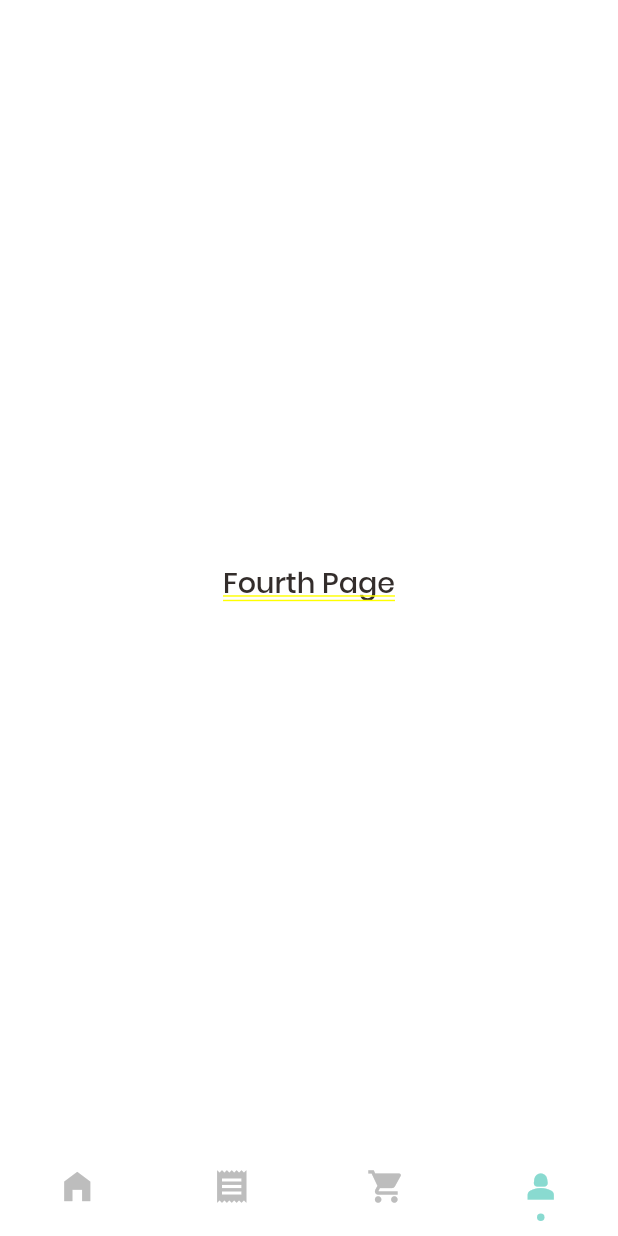
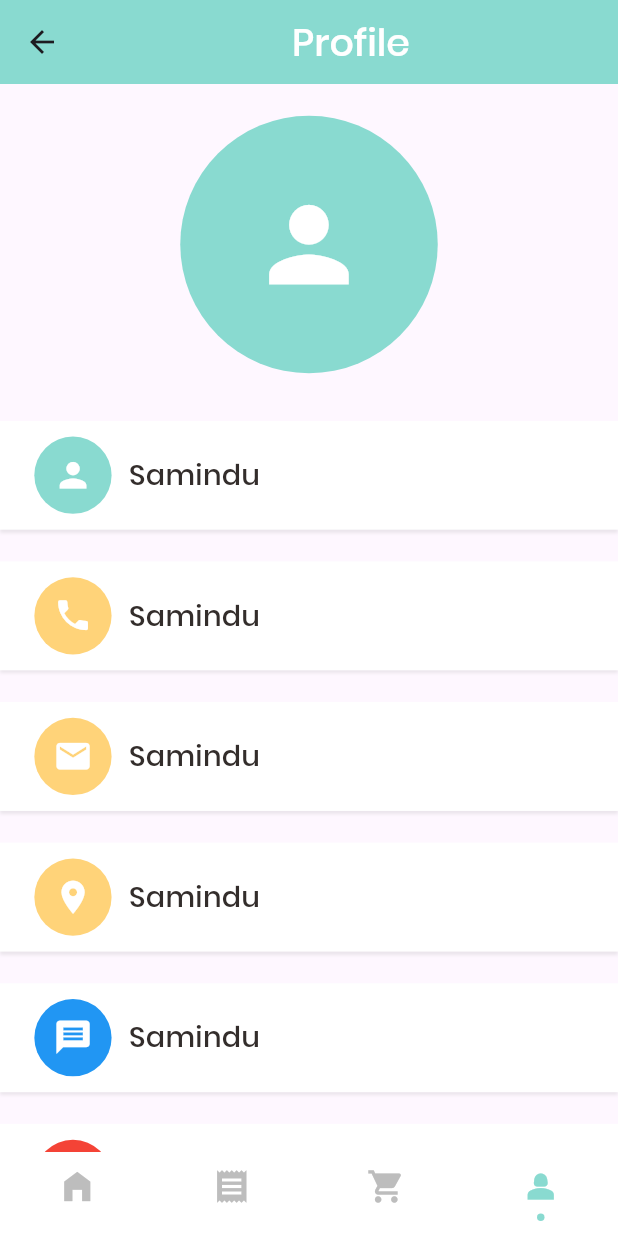
Before and after one commit to Samindu-Denuwan/yummy-Flutter-App, a Flutter app: the screen it shows after launch, item 4 of the bottom bar chosen, on a phone screen of 412 x 824 dp. Run offline on Flutter 3.47's test engine with Material 2 defaults, Android fonts, the phone set to English and light mode, and no system bars; drawn by our look-alikes of persistent_bottom_nav_bar_v2; our stand-ins replace badges, cached_network_image, dots_indicator, flutter_screenutil, get, lottie and 1 more; network calls fail.

Commit message:
Profile Screen ui Created

```diff
--- /dev/null
+++ b/lib/controllers/controllers.dart
@@ -0,0 +1,3 @@
+export 'cart_controller.dart';
+export 'popular_product_controller.dart';
+export 'recommended_product_controller.dart';
--- /dev/null
+++ b/lib/pages/account/account_page.dart
@@ -0,0 +1,101 @@
+import 'package:flutter/material.dart';
+import 'package:flutter_screenutil/flutter_screenutil.dart';
+import 'package:yummy/utils/colors.dart';
+import 'package:yummy/widgets/account_widget.dart';
+import 'package:yummy/widgets/app_icon.dart';
+import 'package:yummy/widgets/big_text.dart';
+
+class AccountPage extends StatelessWidget {
+  const AccountPage({Key? key}) : super(key: key);
+
+  @override
+  Widget build(BuildContext context) {
+    return Scaffold(
+      appBar: AppBar(
+        backgroundColor: AppColors.mainColor,
+        title: Center(
+          child: BigText(
+            text: "Profile",
+            size: 24, color: Colors.white,),
+        ),
+      ),
+      body: Container(
+        width: double.maxFinite,
+        margin: EdgeInsets.only(top: 20.h),
+        child: Column(
+          children: [
+            //profile Icon
+            AppIcon(icon: Icons.person,
+              backgroundColor: AppColors.mainColor,
+            iconColor: Colors.white, size: 150,iconSize: 75,),
+            SizedBox(height: 30.h,),
+            // Menu list
+            Expanded(
+
+              child: SingleChildScrollView(
+                child: Column(
+                  children: [
+                    //name
+                    AccountWidget(appIcon: AppIcon(
+                      icon: Icons.person,
+                      iconSize: 25,
+                      size: 45,
+                      iconColor: Colors.white,
+                      backgroundColor: AppColors.mainColor,),
+                        bigText: BigText(text: "Samindu")),
+                    SizedBox(height: 20.h,),
+                    //phone
+                    AccountWidget(appIcon: AppIcon(
+                      icon: Icons.phone,
+                      iconSize: 25,
+                      size: 45,
+                      iconColor: Colors.white,
+                      backgroundColor: AppColors.yellowColor,),
+                        bigText: BigText(text: "Samindu")),
+                    SizedBox(height: 20.h,),
+                    //email
+                    AccountWidget(appIcon: AppIcon(
+                      icon: Icons.email,
+                      iconSize: 25,
+                      size: 45,
+                      iconColor: Colors.white,
+                      backgroundColor: AppColors.yellowColor,),
+                        bigText: BigText(text: "Samindu")),
+                    SizedBox(height: 20.h,),
+                    //address
+                    AccountWidget(appIcon: AppIcon(
+                      icon: Icons.location_on,
+                      iconSize: 25,
+                      size: 45,
+                      iconColor: Colors.white,
+                      backgroundColor: AppColors.yellowColor,),
+                        bigText: BigText(text: "Samindu")),
+                    SizedBox(height: 20.h,),
+                    //message
+                    AccountWidget(appIcon: AppIcon(
+                      icon: Icons.message,
+                      iconSize: 25,
+                      size: 45,
+                      iconColor: Colors.white,
+                      backgroundColor: Colors.blue,),
+                        bigText: BigText(text: "Samindu")),
+                    SizedBox(height: 20.h,),
+                    //logout
+                    AccountWidget(appIcon: AppIcon(
+                      icon: Icons.logout,
+                      iconSize: 25,
+                      size: 45,
+                      iconColor: Colors.white,
+                      backgroundColor: Colors.red,),
+                        bigText: BigText(text: "Samindu")),
+                    SizedBox(height: 20.h,),
+                  ],
+                ),
+              ),
+            )
+          ],
+        ),
+      ),
+    );
+  }
+}
--- a/lib/pages/food/recomended_food_detail.dart
+++ b/lib/pages/food/recomended_food_detail.dart
@@ -101,6 +101,13 @@ class RecommendedFoodDetail extends StatelessWidget {
             expandedHeight: 300.h,
             flexibleSpace: FlexibleSpaceBar(
               background: CachedNetworkImage(imageUrl: AppConstants.BASE_URL+AppConstants.UPLOAD_URL+product.img!,
+                placeholder:(context, url) => SizedBox(
+                  width: 100.w,
+                  height: 100.h,
+                  child: const CircularProgressIndicator(
+                    color: AppColors.mainColor,
+                  ),
+                ),
                 width: double.maxFinite,
                 fit: BoxFit.cover,),
             ),
--- a/lib/pages/home/food_page_body.dart
+++ b/lib/pages/home/food_page_body.dart
@@ -127,7 +127,7 @@ class _FoodPageBodyState extends State<FoodPageBody> {
                             decoration: BoxDecoration(
                                 image:  DecorationImage(
                                   fit: BoxFit.cover,
-                                  image: NetworkImage(
+                                  image: CachedNetworkImageProvider(
                                       AppConstants.BASE_URL+AppConstants.UPLOAD_URL+recommendedProduct.recommendedProductList[index].img!
                                   ),
                                 ),
--- a/lib/pages/home/home_page.dart
+++ b/lib/pages/home/home_page.dart
@@ -5,6 +5,7 @@ import 'package:yummy/base/no_data_page.dart';
 import 'package:yummy/pages/cart/cart_history.dart';
 import 'package:yummy/pages/cart/cart_page.dart';
 import 'package:yummy/pages/home/main_food_page.dart';
+import 'package:yummy/pages/pages.dart';
 import 'package:yummy/widgets/big_text.dart';
 import '../../utils/colors.dart';
 import 'package:badges/badges.dart' as badges;
@@ -34,7 +35,7 @@ class _HomePageState extends State<HomePage> {
       const MainFoodPage(),
       const NoDataPage(text: "Your Cart is Empty"),
       const CartHistory(),
-      Center(child: BigText(text: "Fourth Page")),
+      const AccountPage(),
     ];
   }
 
--- a/lib/pages/home/main_food_page.dart
+++ b/lib/pages/home/main_food_page.dart
@@ -1,6 +1,8 @@
 import 'package:flutter/material.dart';
 import 'package:flutter/services.dart';
 import 'package:flutter_screenutil/flutter_screenutil.dart';
+import 'package:get/get.dart';
+import 'package:yummy/controllers/controllers.dart';
 import 'package:yummy/utils/colors.dart';
 import 'package:yummy/widgets/big_text.dart';
 import 'package:yummy/widgets/small_text.dart';
@@ -14,10 +16,18 @@ class MainFoodPage extends StatefulWidget {
   State<MainFoodPage> createState() => _MainFoodPageState();
 }
 
+Future<void> _loadResources()  async {
+  await Get.find<PopularProductController>().getPopularProductList();
+  await Get.find<RecommendedProductController>().getRecommendedProductList();
+}
+
 class _MainFoodPageState extends State<MainFoodPage> {
   @override
   Widget build(BuildContext context) {
-    return Scaffold(
+    return RefreshIndicator(
+      color: AppColors.mainColor,
+        onRefresh: _loadResources,
+        child: Scaffold(
             appBar: PreferredSize(
               preferredSize:const Size.fromHeight(0),
               child: AppBar(
@@ -64,12 +74,12 @@ class _MainFoodPageState extends State<MainFoodPage> {
                   ),
                 ),
               ),
-          Expanded(
+              const Expanded(
                   child: SingleChildScrollView(
                     child: FoodPageBody(),
                   ))
             ],
           ),
-    );
+        ));
   }
 }
--- a/lib/pages/pages.dart
+++ b/lib/pages/pages.dart
@@ -6,3 +6,4 @@ export 'cart/cart_page.dart';
 export 'home/home_page.dart';
 export 'splash/splash_screen.dart';
 export 'cart/cart_history.dart';
+export 'account/account_page.dart';
--- a/lib/utils/app_constants.dart
+++ b/lib/utils/app_constants.dart
@@ -5,6 +5,7 @@ class AppConstants{
   static const String BASE_URL = "http://10.0.2.2:8000";
   static const String POPULAR_PRODUCT_URI = "/api/v1/products/popular";
   static const String RECOMMENDED_PRODUCT_URI = "/api/v1/products/recommended";
+ // static const String DRINKS_URI = "/api/v1/products/drinks";
 
   static const String UPLOAD_URL = "/uploads/";
 
--- /dev/null
+++ b/lib/widgets/account_widget.dart
@@ -0,0 +1,41 @@
+import 'package:flutter/material.dart';
+import 'package:flutter_screenutil/flutter_screenutil.dart';
+import 'package:yummy/widgets/app_icon.dart';
+import 'package:yummy/widgets/big_text.dart';
+
+class AccountWidget extends StatelessWidget {
+  BigText bigText;
+  AppIcon appIcon;
+   AccountWidget({Key? key,
+     required this.appIcon,
+     required this.bigText}) : super(key: key);
+
+  @override
+  Widget build(BuildContext context) {
+    return Container(
+
+      decoration: BoxDecoration(
+          color: Colors.white,
+        boxShadow: [
+          BoxShadow(
+            color: Colors.grey.withOpacity(0.2),
+            offset: Offset(0, 2),
+            blurRadius: 1,
+
+          )
+        ]
+      ),
+      padding: EdgeInsets.only(
+          left: 20.w,
+          top: 10.h,
+          bottom: 10.h),
+      child: Row(
+        children: [
+         appIcon,
+          SizedBox(width: 10.w,),
+          bigText
+        ],
+      ),
+    );
+  }
+}
--- a/lib/widgets/app_icon.dart
+++ b/lib/widgets/app_icon.dart
@@ -21,7 +21,7 @@ class AppIcon extends StatelessWidget {
       width: size.w,
       height: size.w,
       decoration: BoxDecoration(
-        borderRadius: BorderRadius.circular(20.w),
+        borderRadius: BorderRadius.circular(size.w),
         color: backgroundColor,
 
       ),
```
Lines whose indentation alone changed are shown as unchanged.
